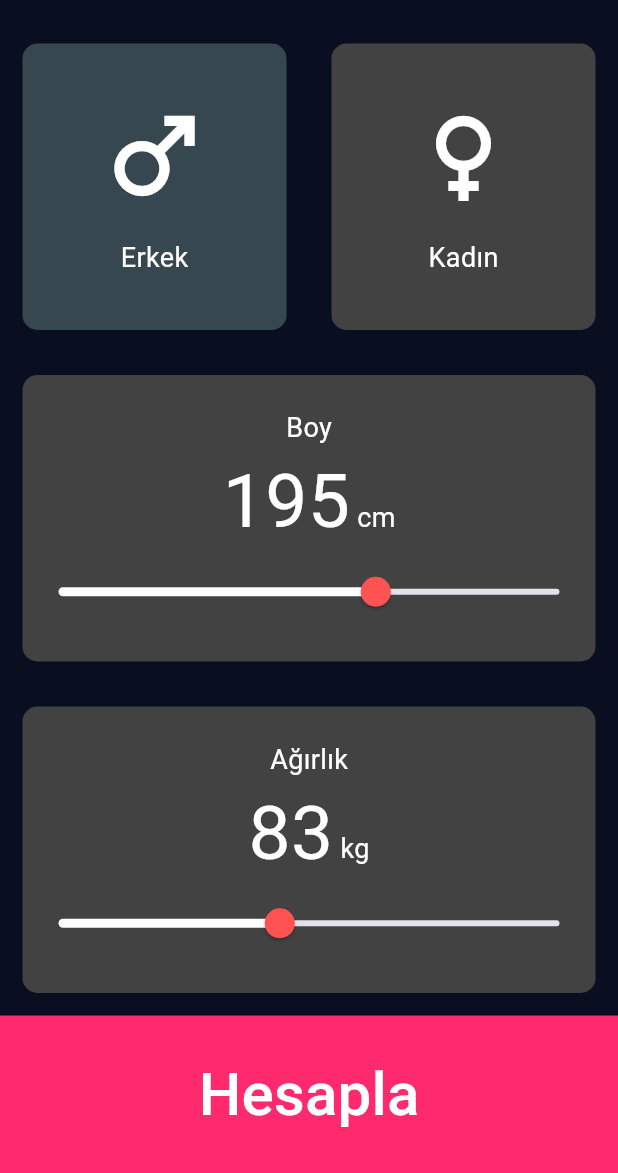
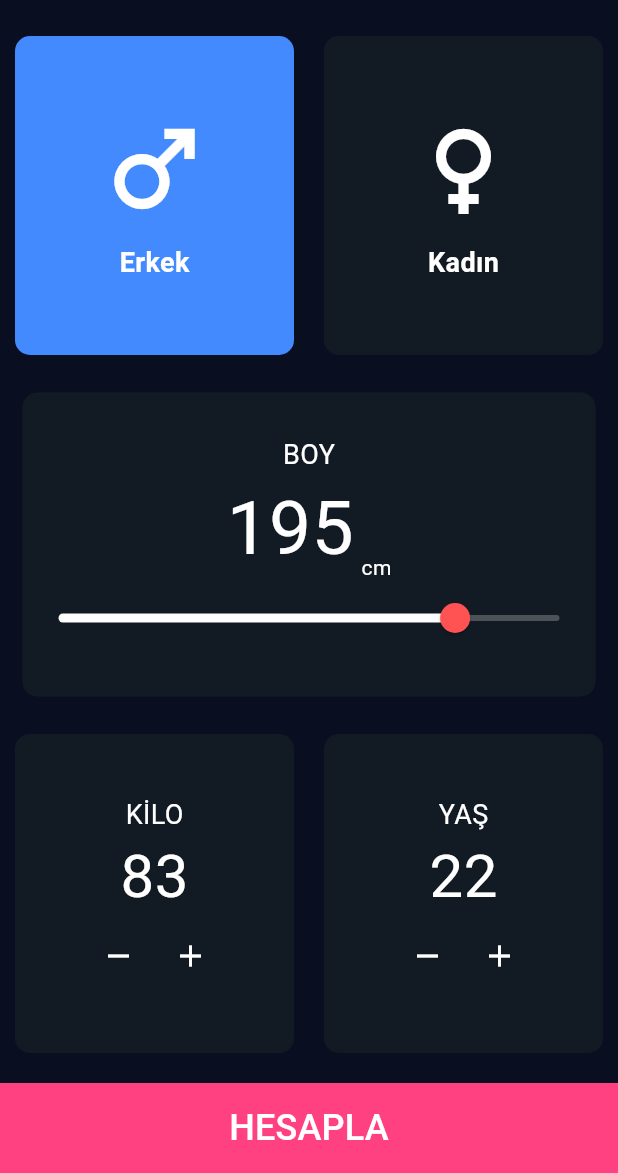
Before and after one commit to ibrhimkarademir/BMI-Calculator-AppV2, a Flutter app: the screen it shows after launch, on a phone screen of 412 x 824 dp, the part 63-1236 px from its top. Run offline on Flutter 3.47's test engine with Material 3 defaults, Android fonts, the phone set to English and light mode, and no system bars.

Commit message:
Update main.dart

```diff
--- a/program/lib/main.dart
+++ b/program/lib/main.dart
@@ -1,12 +1,12 @@
 import 'package:flutter/material.dart';
 
 void main() {
-  runApp(const MyApp());
+  runApp(const Uygulama());
 }
 
-// Uygulamanın temel widget'ı olan MyApp sınıfı
-class MyApp extends StatelessWidget {
-  const MyApp({super.key});
+// Ana uygulama widget'ı
+class Uygulama extends StatelessWidget {
+  const Uygulama({super.key});
 
   @override
   Widget build(BuildContext context) {
@@ -15,33 +15,34 @@ class MyApp extends StatelessWidget {
       theme: ThemeData(
         primarySwatch: Colors.blue,
       ),
-      home: const BMICalculator(),
+      home: const BMIHesaplayici(),
     );
   }
 }
 
-// BMI hesaplayıcı ekranını oluşturan kısım
-class BMICalculator extends StatefulWidget {
-  const BMICalculator({super.key});
+// BMI hesaplayıcı ana ekran widget'ı
+class BMIHesaplayici extends StatefulWidget {
+  const BMIHesaplayici({super.key});
 
   @override
-  _BMICalculatorState createState() => _BMICalculatorState();
+  _BMIHesaplayiciDurumu createState() => _BMIHesaplayiciDurumu();
 }
 
-// BMI hesaplayıcı ekranının başlangıç hali
-class _BMICalculatorState extends State<BMICalculator> {
-  double height = 195; // Kullanıcının boyu
-  double weight = 83;  // Kullanıcının ağırlığı
-  int age = 22;        // Kullanıcının yaşı
-  String gender = "Erkek"; // Kullanıcının cinsiyeti
+// BMI hesaplayıcı başlangıç durumu
+class _BMIHesaplayiciDurumu extends State<BMIHesaplayici> {
+  // Kullanıcı boy, ağırlık ve yaş verileri
+  double boy = 195;
+  double agirlik = 83;
+  int yas = 22;
+  String cinsiyet = "Erkek";
 
   // BMI hesaplama fonksiyonu
-  double calculateBMI() {
-    return weight / ((height / 100) * (height / 100));
+  double hesaplaBMI() {
+    return agirlik / ((boy / 100) * (boy / 100));
   }
 
-  // BMI kategorisini belirleme
-  String getBMICategory(double bmi) {
+  // BMI değerine göre kategori belirleme
+  String getBMIKategori(double bmi) {
     if (bmi < 18.5) {
       return 'Zayıf';
     } else if (bmi < 24.9) {
@@ -50,22 +51,6 @@ class _BMICalculatorState extends State<BMICalculator> {
       return 'Fazla Kilolu';
     } else {
       return 'Obez';
-    }
-  }
-
-  // BMI açıklamasını döndüren kısım
-  String getBMIDescription(String category) {
-    switch (category) {
-      case 'Zayıf':
-        return 'Düşük bir vücut ağırlığınız var. Kilo almalısınız!.';
-      case 'Normal':
-        return 'Normal bir vücut ağırlığınız var. Aferin!';
-      case 'Fazla Kilolu':
-        return 'Fazla kilolu bir vücut ağırlığınız var. Dikkat edin!';
-      case 'Obez':
-        return 'Çok aşırı bir vücut ağırlığınız var. Obezsiniz.';
-      default:
-        return '';
     }
   }
 
@@ -78,64 +63,74 @@ class _BMICalculatorState extends State<BMICalculator> {
           style: TextStyle(color: Colors.white),
         ),
         centerTitle: true,
-        backgroundColor: const Color(0xFF0A0E21), // Koyu mavi arka plan
+        backgroundColor: const Color(0xFF0A0E21),
       ),
-      backgroundColor: const Color(0xFF0A0E21), // Koyu mavi arka plan
+      backgroundColor: const Color(0xFF0A0E21),
       body: Column(
         crossAxisAlignment: CrossAxisAlignment.stretch,
         children: [
-          // Cinsiyet seçimi
+          // Cinsiyet seçim widget'ı
           Expanded(
             child: Row(
               children: [
+                // Erkek seçimi için
                 Expanded(
                   child: GestureDetector(
                     onTap: () {
                       setState(() {
-                        gender = "Erkek"; // Erkek seçildiğinde cinsiyet değişimi
+                        cinsiyet = "Erkek";
                       });
                     },
                     child: Container(
-                      margin: const EdgeInsets.all(15.0),
+                      margin: const EdgeInsets.all(10.0),
                       decoration: BoxDecoration(
-                        color: gender == "Erkek" ? Colors.blueGrey[800] : Colors.grey[800], // Seçili cinsiyete göre arka plan rengi
+                        color: cinsiyet == "Erkek" ? Colors.blueAccent : Color(0xFF121B24),
                         borderRadius: BorderRadius.circular(10.0),
                       ),
                       child: const Column(
                         mainAxisAlignment: MainAxisAlignment.center,
                         children: [
                           Icon(Icons.male, size: 80.0, color: Colors.white),
-                          SizedBox(height: 15.0),
+                          SizedBox(height: 10.0),
                           Text(
                             'Erkek',
-                            style: TextStyle(color: Colors.white, fontSize: 18.0),
+                            style: TextStyle(
+                              color: Colors.white,
+                              fontSize: 18.0,
+                              fontWeight: FontWeight.bold,
+                            ),
                           ),
                         ],
                       ),
                     ),
                   ),
                 ),
+                // Kadın seçimi için
                 Expanded(
                   child: GestureDetector(
                     onTap: () {
                       setState(() {
-                        gender = "Kadın"; // Kadın seçildiğinde cinsiyet değişimi
+                        cinsiyet = "Kadın";
                       });
                     },
                     child: Container(
-                      margin: const EdgeInsets.all(15.0),
+                      margin: const EdgeInsets.all(10.0),
                       decoration: BoxDecoration(
-                        color: gender == "Kadın" ? Colors.blueGrey[800] : Colors.grey[800], // Seçili cinsiyete göre arka plan rengi
+                        color: cinsiyet == "Kadın" ? Colors.pinkAccent : Color(0xFF121B24),
                         borderRadius: BorderRadius.circular(10.0),
                       ),
                       child: const Column(
                         mainAxisAlignment: MainAxisAlignment.center,
                         children: [
                           Icon(Icons.female, size: 80.0, color: Colors.white),
-                          SizedBox(height: 15.0),
+                          SizedBox(height: 10.0),
                           Text(
                             'Kadın',
-                            style: TextStyle(color: Colors.white, fontSize: 18.0),
+                            style: TextStyle(
+                              color: Colors.white,
+                              fontSize: 18.0,
+                              fontWeight: FontWeight.bold,
+                            ),
                           ),
                         ],
                       ),
@@ -145,46 +140,46 @@ class _BMICalculatorState extends State<BMICalculator> {
               ],
             ),
           ),
-
-          // Boy ölçme kısmı
+          // Boy seçimi için
           Expanded(
             child: Container(
               margin: const EdgeInsets.all(15.0),
               decoration: BoxDecoration(
-                color: Colors.grey[800], // Koyu gri arka plan
+                color: Color(0xFF121B24),
                 borderRadius: BorderRadius.circular(10.0),
               ),
               child: Column(
                 mainAxisAlignment: MainAxisAlignment.center,
                 children: [
                   const Text(
-                    'Boy',
+                    'BOY',
                     style: TextStyle(color: Colors.white, fontSize: 18.0),
                   ),
                   Row(
                     mainAxisAlignment: MainAxisAlignment.center,
-                    crossAxisAlignment: CrossAxisAlignment.baseline,
-                    textBaseline: TextBaseline.alphabetic,
+                    crossAxisAlignment: CrossAxisAlignment.end,
                     children: [
                       Text(
-                        height.toStringAsFixed(0),
+                        boy.toStringAsFixed(0),
                         style: const TextStyle(color: Colors.white, fontSize: 50.0),
                       ),
+                      const SizedBox(width: 5.0),
                       const Text(
-                        ' cm',
-                        style: TextStyle(color: Colors.white, fontSize: 18.0),
+                        'cm',
+                        style: TextStyle(color: Colors.white, fontSize: 14.0), // Küçük punto
                       ),
                     ],
                   ),
                   Slider(
-                    value: height,
+                    value: boy,
                     min: 100.0,
-                    max: 250.0,
-                    activeColor: Colors.white, // Slider çubuğunun aktif rengi
-                    thumbColor: Colors.redAccent, // Slider topunun rengi
+                    max: 220.0,
+                    activeColor: Colors.white,
+                    inactiveColor: Colors.white24,
+                    thumbColor: Colors.redAccent,
                     onChanged: (double newValue) {
                       setState(() {
-                        height = newValue; // Boy değeri değişimi
+                        boy = newValue;
                       });
                     },
                   ),
@@ -192,48 +187,91 @@ class _BMICalculatorState extends State<BMICalculator> {
               ),
             ),
           ),
-
-          // Ağırlık ölçme kısmı
+          // Ağırlık ve Yaş seçimi için iki genişletilmiş widget
+          Expanded(
+            child: Row(
+              children: [
                 Expanded(
                   child: Container(
-              margin: const EdgeInsets.all(15.0),
+                    margin: const EdgeInsets.all(10.0),
                     decoration: BoxDecoration(
-                color: Colors.grey[800], // Koyu gri arka plan
+                      color: Color(0xFF121B24),
                       borderRadius: BorderRadius.circular(10.0),
                     ),
                     child: Column(
                       mainAxisAlignment: MainAxisAlignment.center,
                       children: [
                         const Text(
-                    'Ağırlık',
+                          'KİLO',
                           style: TextStyle(color: Colors.white, fontSize: 18.0),
+                        ),
+                        Text(
+                          agirlik.toStringAsFixed(0),
+                          style: const TextStyle(color: Colors.white, fontSize: 40.0),
                         ),
                         Row(
                           mainAxisAlignment: MainAxisAlignment.center,
-                    crossAxisAlignment: CrossAxisAlignment.baseline,
-                    textBaseline: TextBaseline.alphabetic,
                           children: [
-                      Text(
-                        weight.toStringAsFixed(0),
-                        style: const TextStyle(color: Colors.white, fontSize: 50.0),
+                            IconButton(
+                              icon: const Icon(Icons.remove, color: Colors.white),
+                              onPressed: () {
+                                setState(() {
+                                  if (agirlik > 1) agirlik--;
+                                });
+                              },
                             ),
-                      const Text(
-                        ' kg',
-                        style: TextStyle(color: Colors.white, fontSize: 18.0),
+                            IconButton(
+                              icon: const Icon(Icons.add, color: Colors.white),
+                              onPressed: () {
+                                setState(() {
+                                  agirlik++;
+                                });
+                              },
                             ),
                           ],
                         ),
-                  Slider(
-                    value: weight,
-                    min: 30.0,
-                    max: 150.0,
-                    activeColor: Colors.white, // Slider çubuğunun rengi
-                    thumbColor: Colors.redAccent, // Slider topunun rengi
-                    onChanged: (double newValue) {
+                      ],
+                    ),
+                  ),
+                ),
+                Expanded(
+                  child: Container(
+                    margin: const EdgeInsets.all(10.0),
+                    decoration: BoxDecoration(
+                      color: Color(0xFF121B24),
+                      borderRadius: BorderRadius.circular(10.0),
+                    ),
+                    child: Column(
+                      mainAxisAlignment: MainAxisAlignment.center,
+                      children: [
+                        const Text(
+                          'YAŞ',
+                          style: TextStyle(color: Colors.white, fontSize: 18.0),
+                        ),
+                        Text(
+                          yas.toString(),
+                          style: const TextStyle(color: Colors.white, fontSize: 40.0),
+                        ),
+                        Row(
+                          mainAxisAlignment: MainAxisAlignment.center,
+                          children: [
+                            IconButton(
+                              icon: const Icon(Icons.remove, color: Colors.white),
+                              onPressed: () {
                                 setState(() {
-                        weight = newValue; // Ağırlık değeri değişimi
+                                  if (yas > 1) yas--;
                                 });
                               },
+                            ),
+                            IconButton(
+                              icon: const Icon(Icons.add, color: Colors.white),
+                              onPressed: () {
+                                setState(() {
+                                  yas++;
+                                });
+                              },
+                            ),
+                          ],
                         ),
                       ],
                     ),
@@ -241,124 +279,168 @@ class _BMICalculatorState extends State<BMICalculator> {
                 ),
               ],
             ),
-
+          ),
           // Hesapla butonu
-      bottomNavigationBar: SizedBox(
+          Container(
             width: double.infinity,
+            height: 60.0,
+            margin: const EdgeInsets.only(top: 10.0),
             child: ElevatedButton(
               style: ElevatedButton.styleFrom(
-            backgroundColor: const Color(0xFFFF2A6D), // Butonun rengi
-            shape: const RoundedRectangleBorder(
-              borderRadius: BorderRadius.zero,
+                backgroundColor: Colors.pinkAccent,
+                shape: RoundedRectangleBorder(
+                  borderRadius: BorderRadius.circular(0.0),
                 ),
-            padding: const EdgeInsets.symmetric(vertical: 24.0),
               ),
               onPressed: () {
-            double bmi = calculateBMI(); // BMI hesaplama
-            String category = getBMICategory(bmi); // BMI kategorisi alma
+                double bmi = hesaplaBMI();
+                String kategori = getBMIKategori(bmi);
+                String geriBildirim = getBMIDescript(kategori);
 
                 Navigator.push(
                   context,
                   MaterialPageRoute(
-                builder: (context) => BMIResultScreen(
+                    builder: (context) => BMISonucEkrani(
                       bmi: bmi,
-                  category: category,
-                  description: getBMIDescription(category), // BMI açıklaması alma
+                      kategori: kategori,
+                      geriBildirim: geriBildirim,
                     ),
                   ),
                 );
               },
               child: const Text(
-            'Hesapla',
-            style: TextStyle(color: Colors.white, fontSize: 40.0),
+                'HESAPLA',
+                style: TextStyle(color: Colors.white, fontSize: 24.0),
               ),
             ),
+          ),
+        ],
       ),
     );
   }
 }
 
-// BMI sonuç ekranı
-class BMIResultScreen extends StatelessWidget {
-  final double bmi; // BMI değeri
-  final String category; // BMI kategorisi
-  final String description; // BMI açıklaması
+class BMISonucEkrani extends StatelessWidget {
+  final double bmi;
+  final String kategori;
+  final String geriBildirim;
 
-  const BMIResultScreen({
+  // Constructor
+  const BMISonucEkrani({
+    required this.bmi,
+    required this.kategori,
+    required this.geriBildirim,
     super.key,
-    required this.bmi,
-    required this.category,
-    required this.description,
   });
 
   @override
   Widget build(BuildContext context) {
     return Scaffold(
       appBar: AppBar(
-        title: const Text('BMI Hesaplayıcı'),
-        backgroundColor: const Color(0xFF0A0E21), // Koyu mavi arka plan
+        title: const Text(
+          'BMI HESAPLAYICI',
+          style: TextStyle(color: Colors.white),
         ),
-      backgroundColor: const Color(0xFF0A0E21), // Koyu mavi arka plan
-      body: Center(
-        child: Column(
+        centerTitle: true,
+        backgroundColor: const Color(0xFF0A0E21),
+      ),
+      backgroundColor: const Color(0xFF0A0E21),
+      body: Column(
+        crossAxisAlignment: CrossAxisAlignment.stretch,
         mainAxisAlignment: MainAxisAlignment.center,
         children: [
-            const Text(
+          // BMI sonucu başlığı
+          const Padding(
+            padding: EdgeInsets.only(top: 20.0),
+            child: Text(
               'BMI Değeri',
-              style: TextStyle(color: Colors.white, fontSize: 40.0),
+              textAlign: TextAlign.center,
+              style: TextStyle(
+                color: Colors.white,
+                fontSize: 62.0,
+                fontWeight: FontWeight.bold,
               ),
-            const SizedBox(height: 20.0),
-            Container(
-              padding: const EdgeInsets.all(16.0),
-              decoration: BoxDecoration(
-                color: Colors.grey[800], // Koyu gri arka plan
-                borderRadius: BorderRadius.circular(8.0),
             ),
-              child: Column(
-                children: [
+          ),
+          const SizedBox(height: 100.0),
+
+          // BMI kategori bilgisi
           Text(
-                    category,
-                    style: const TextStyle(color: Colors.white, fontSize: 24.0),
+            kategori,
+            textAlign: TextAlign.center,
+            style: const TextStyle(
+              color: Colors.greenAccent,
+              fontSize: 24.0,
+              fontWeight: FontWeight.bold,
             ),
-                  const SizedBox(height: 10),
+          ),
+          const SizedBox(height: 100.0),
+
+          // Hesaplanan BMI değeri
           Text(
             bmi.toStringAsFixed(1),
-                    style: const TextStyle(color: Colors.white, fontSize: 48.0),
+            textAlign: TextAlign.center,
+            style: const TextStyle(
+              color: Colors.white,
+              fontSize: 100.0,
+              fontWeight: FontWeight.bold,
             ),
-                  const SizedBox(height: 10),
-                  Text(
-                    description,
+          ),
+          const SizedBox(height: 100.0),
+
+          // Geri bildirim mesajı
+          Padding(
+            padding: const EdgeInsets.symmetric(horizontal: 30.0),
+            child: Text(
+              geriBildirim,
               textAlign: TextAlign.center,
-                    style: const TextStyle(color: Colors.white, fontSize: 24.0),
+              style: const TextStyle(
+                color: Colors.white70,
+                fontSize: 24.0,
+              ),
+            ),
+          ),
+          const Spacer(),
+
+          // Yeniden Hesapla butonu
+          Container(
+            width: double.infinity,
+            height: 60.0,
+            margin: const EdgeInsets.only(bottom: 0.0), // Alt boşluk
+            child: ElevatedButton(
+              style: ElevatedButton.styleFrom(
+                backgroundColor: Colors.pinkAccent,
+                shape: RoundedRectangleBorder(
+                  borderRadius: BorderRadius.circular(0.0),
+                ),
+              ),
+              onPressed: () {
+                Navigator.pop(context);
+              },
+              child: const Text(
+                'YENİDEN HESAPLA',
+                style: TextStyle(color: Colors.white, fontSize: 24.0),
+              ),
+            ),
           ),
         ],
-              ),
-            ),
-            const SizedBox(height: 40.0),
-          ],
-        ),
-      ),
-
-      //Yeniden Hesapla butonu
-      bottomNavigationBar: SizedBox(
-        width: double.infinity,
-        child: ElevatedButton(
-          style: ElevatedButton.styleFrom(
-            backgroundColor: const Color(0xFFFF2A6D),
-            shape: const RoundedRectangleBorder(
-              borderRadius: BorderRadius.zero,
-            ),
-            padding: const EdgeInsets.symmetric(vertical: 24.0),
-          ),
-          onPressed: () {
-            Navigator.pop(context); // Önceki ekrana dönme
-          },
-          child: const Text(
-            'Yeniden Hesapla',
-            style: TextStyle(color: Colors.white, fontSize: 40.0),
-          ),
-        ),
       ),
     );
   }
 }
+
+// BMI kategorisine göre açıklama döndüren fonksiyon
+String getBMIDescript(String kategori) {
+  switch (kategori) {
+    case 'Zayıf':
+      return 'Düşük bir vücut ağırlığınız var. Kilo almalısınız!.';
+    case 'Normal':
+      return 'Normal bir vücut ağırlığınız var. Aferin!';
+    case 'Fazla Kilolu':
+      return 'Fazla kilolu bir vücut ağırlığınız var. Dikkat edin!';
+    case 'Obez':
+      return 'Çok aşırı bir vücut ağırlığınız var. Obezsiniz.';
+    default:
+      return 'Bilinmeyen bir kategori.';
+  }
+}
```
Lines whose indentation alone changed are shown as unchanged.
